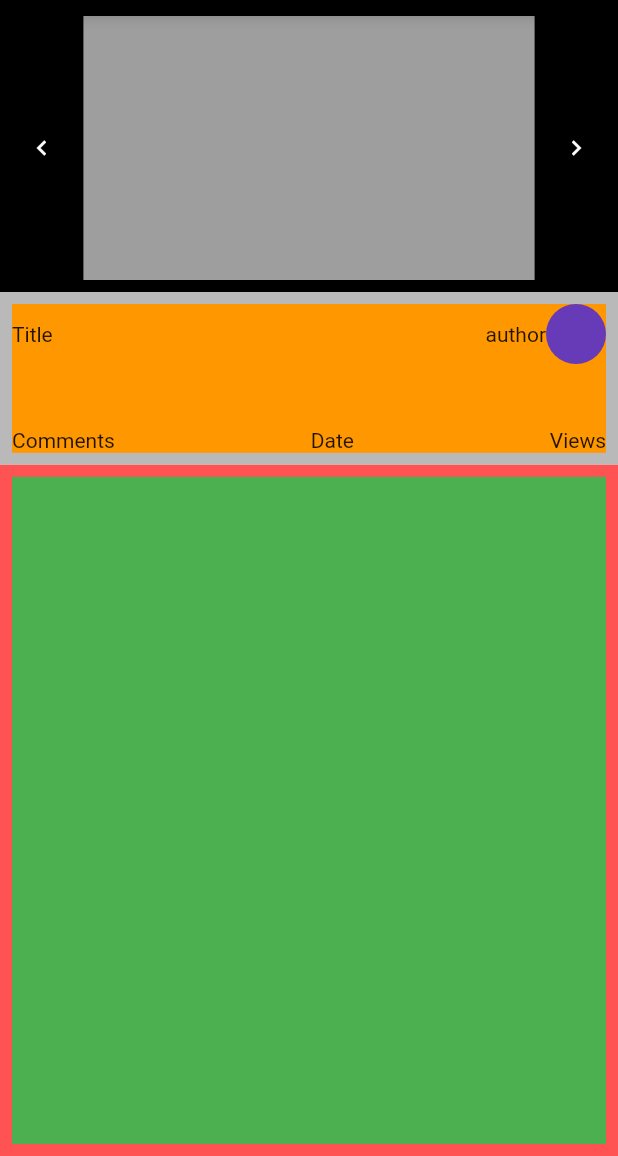
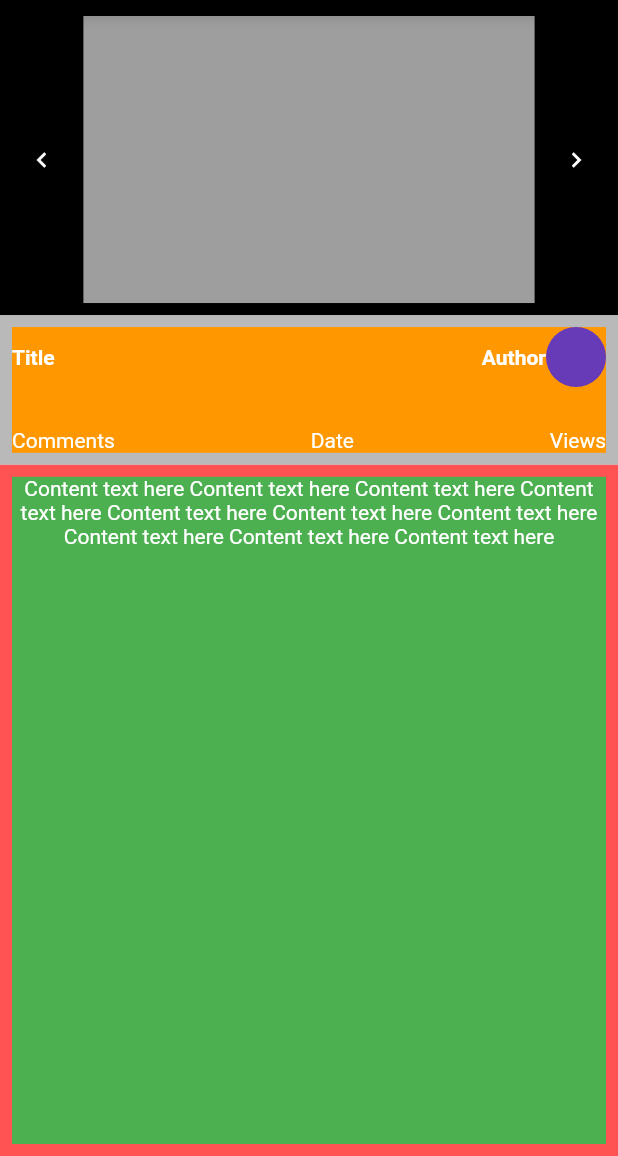
Before and after one commit to kosmas1991/techzombie, a Flutter app: the screen it shows after launch, on a phone screen of 412 x 824 dp, the part 80-1236 px from its top. Run offline on Flutter 3.47's test engine with Material 2 defaults, Android fonts, the light colour scheme and no system bars.

```diff
--- a/lib/src/screens/homeScreen.dart
+++ b/lib/src/screens/homeScreen.dart
@@ -25,8 +25,8 @@ class HomeScreen extends StatelessWidget {
         body: Container(
           child: Column(
             children: [
-              Flexible(fit: FlexFit.tight,flex: 25,child: Container(color: Colors.black,child: ImageSlideWidget(),)),
-              Flexible(fit: FlexFit.tight,flex: 15,child: Container(color: Colors.black26,child: InfoBannerWidget(),)),
+              Flexible(fit: FlexFit.tight,flex: 27,child: Container(color: Colors.black,child: ImageSlideWidget(),)),
+              Flexible(fit: FlexFit.tight,flex: 13,child: Container(color: Colors.black26,child: InfoBannerWidget(),)),
               Flexible(fit: FlexFit.tight,flex: 60,child: Container(color: Colors.redAccent,child: ContentTextWidget(),))
             ],
           ),
--- a/lib/src/screens/widgets/contentTextWidget.dart
+++ b/lib/src/screens/widgets/contentTextWidget.dart
@@ -5,7 +5,14 @@ class ContentTextWidget extends StatelessWidget {
   Widget build(BuildContext context) {
     return Padding(
       padding: const EdgeInsets.all(8.0),
-      child: Container(color: Colors.green,),
+      child: Container(
+        color: Colors.green,
+        child: Text(
+          'Content text here Content text here Content text here Content text here Content text here Content text here Content text here Content text here Content text here Content text here ',
+          textAlign: TextAlign.center,
+          style: TextStyle(color: Colors.white),
+        ),
+      ),
     );
   }
 }
--- a/lib/src/screens/widgets/infoBannerWidget.dart
+++ b/lib/src/screens/widgets/infoBannerWidget.dart
@@ -13,10 +13,10 @@ class InfoBannerWidget extends StatelessWidget {
             Row(
               mainAxisAlignment: MainAxisAlignment.spaceBetween,
               children: [
-                Text('Title'),
+                Text('Title', style: TextStyle(fontWeight: FontWeight.bold, color: Colors.white),),
                 Row(
                   children: [
-                    Text('author'),
+                    Text('Author', style: TextStyle(fontWeight: FontWeight.bold, color: Colors.white),),
                     CircleAvatar(
                       backgroundColor: Colors.deepPurple,
                     ),
@@ -27,9 +27,9 @@ class InfoBannerWidget extends StatelessWidget {
             Row(
               mainAxisAlignment: MainAxisAlignment.spaceBetween,
               children: [
-                Text('Comments'),
-                Text('Date'),
-                Text('Views'),
+                Text('Comments', style: TextStyle(color: Colors.white),),
+                Text('Date', style: TextStyle(color: Colors.white),),
+                Text('Views', style: TextStyle(color: Colors.white),),
               ],
             )
           ],
```
